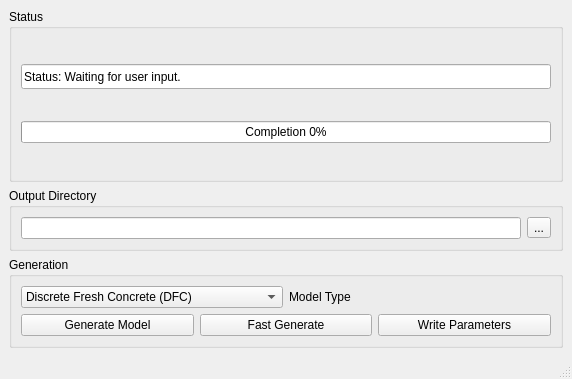
Before: the Qt Designer form freecad/ldpmWorkbench/gui/ui/ui_SPHDEM_generation.ui in Computational-Mechanics-Material-Models/LDPM-preprocessor, drawn with Qt 5.
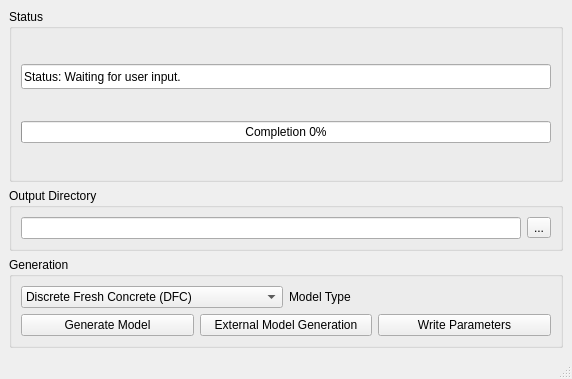
After: the same form once the commit is applied.

Diff of the .ui file:
```diff
--- a/freecad/ldpmWorkbench/gui/ui/ui_SPHDEM_generation.ui
+++ b/freecad/ldpmWorkbench/gui/ui/ui_SPHDEM_generation.ui
@@ -212,7 +212,7 @@
           </size>
          </property>
          <property name="text">
-          <string>Fast Generate</string>
+          <string>External Model Generation</string>
          </property>
          <property name="autoDefault">
           <bool>false</bool>
```
Left out of the diff: 2 changed lines with no effect on the pictures.
